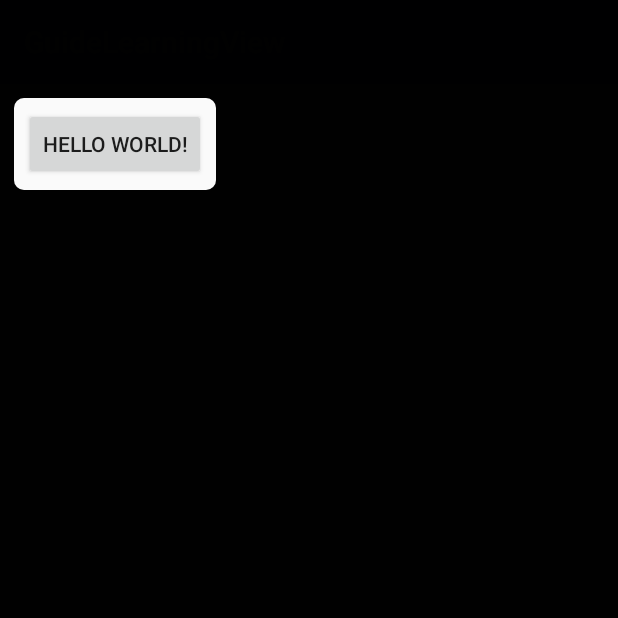
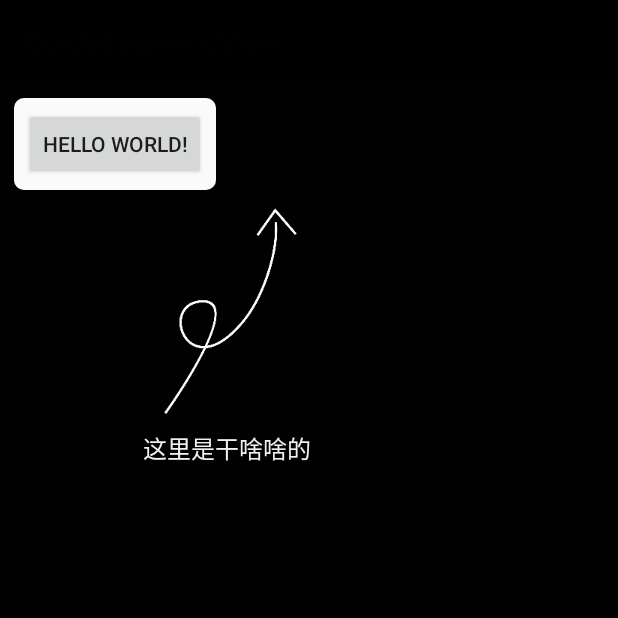
Before and after one commit to wtus/LeadLearningView, an Android app: the screen it shows after launch (MainActivity), after a tap on "HELLO WORLD!", on a phone screen of 412 x 824 dp, the top half of it. Run offline under Robolectric (Android 15) with nearby library versions, the phone set to English and light mode, and no system bars.

Commit message:
ok,可以拉，原来是计算错了点

```diff
--- a/app/src/main/java/com/example/wuht/guidelearningview/LeadLearning/LeadView.java
+++ b/app/src/main/java/com/example/wuht/guidelearningview/LeadLearning/LeadView.java
@@ -79,7 +79,7 @@ public class LeadView extends ViewGroup {
                     mDirectionRect.bottom = child.getMeasuredHeight() + mDirectionRect.top;
 
                     mDirectionRect.left = (int) (mTargetRect.width() / 2 - mDirectionRect.left / 2);
-                    mDirectionRect.right = mDirectionRect.left + mDirectionRect.width();
+                    mDirectionRect.right = mDirectionRect.left + child.getMeasuredWidth();
                     mDirectionRect.offset((int) mTargetRect.left, 0);
                     break;
                 case LearningBuilder.DIRECTION_UP:
```
